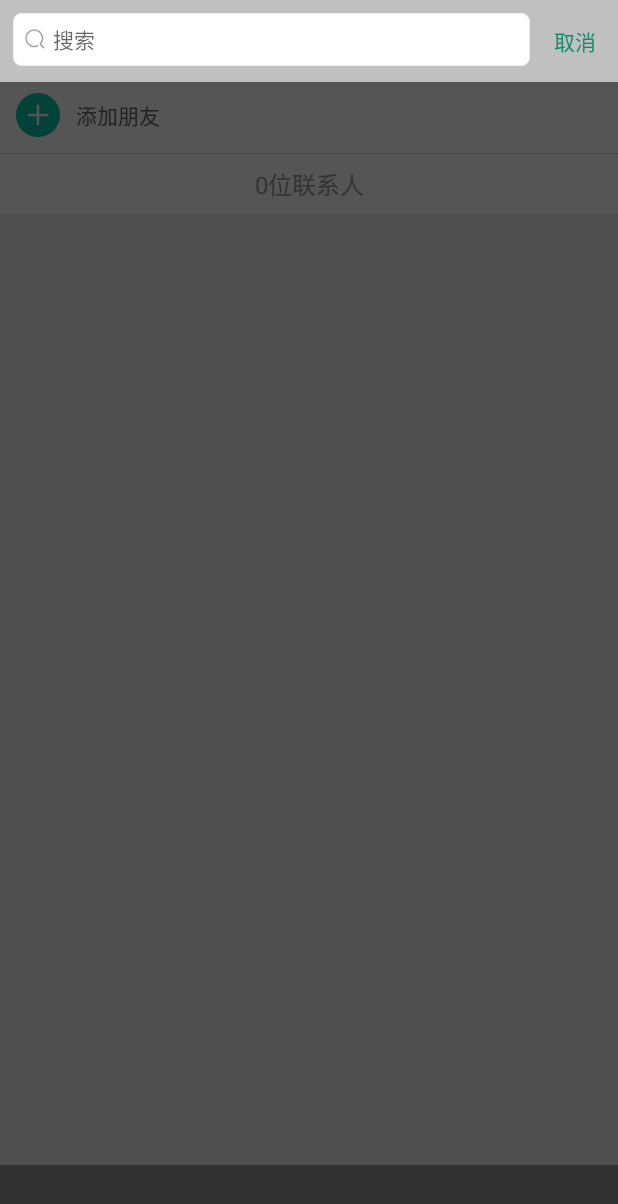
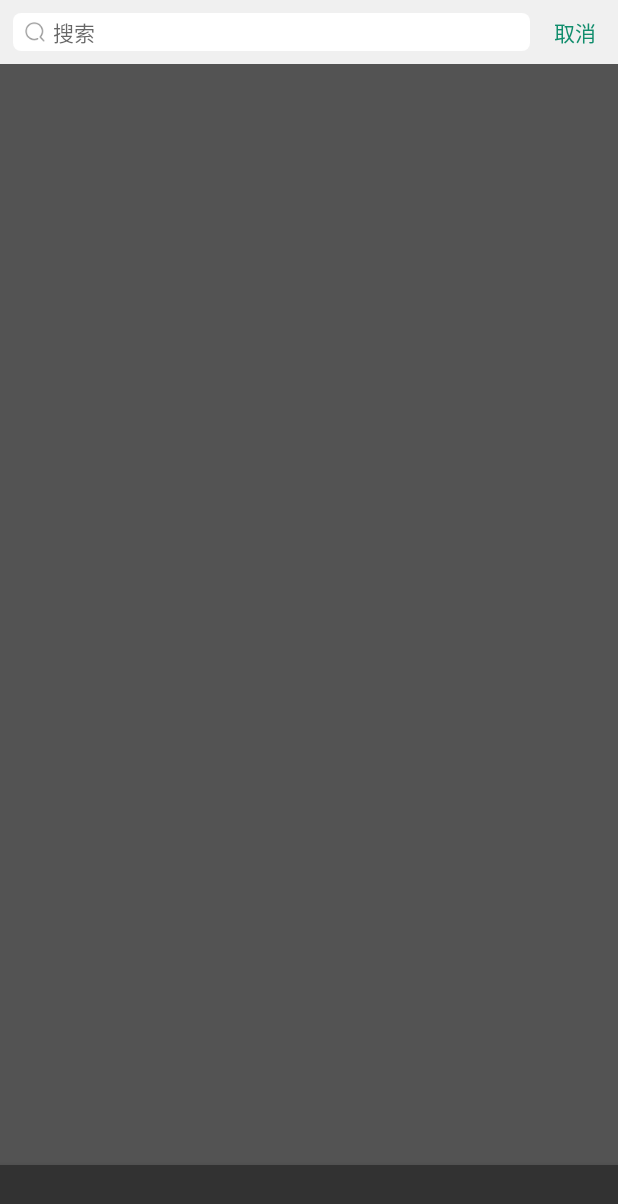
Before and after one commit to cfryan1990/WeTalk, an Android app: the MainTabActivty screen opened directly, with no data from a screen before it, after a tap on "搜索", on a phone screen of 412 x 824 dp. Shown: the top 1204 px of the screen. Run offline under Robolectric (Android 15) with nearby library versions, the phone set to English and light mode, and no system bars; 7 statements that could not run were skipped; 2 other taps on this screen came first.

Commit message:
contact search fix

```diff
--- a/app/src/main/java/com/cfryan/beyondchat/fragment/ContactFragment.java
+++ b/app/src/main/java/com/cfryan/beyondchat/fragment/ContactFragment.java
@@ -13,11 +13,15 @@ import android.view.LayoutInflater;
 import android.view.View;
 import android.view.ViewGroup;
 import android.view.ViewStub;
+import android.view.animation.Animation;
+import android.view.animation.TranslateAnimation;
 import android.widget.AdapterView;
+import android.widget.Button;
 import android.widget.FrameLayout;
 import android.widget.ImageView;
 import android.widget.LinearLayout;
 import android.widget.ListView;
+import android.widget.RelativeLayout;
 import android.widget.TextView;
 
 import com.cfryan.beyondchat.R;
@@ -30,8 +34,16 @@ import com.cfryan.beyondchat.ui.view.IndexBar;
 //import com.cfryan.beyondchat.activity.DetailInfoActivity;
 
 public class ContactFragment extends Fragment {
+    private View titleBar;
+    private View bottomTabBar;
+
+    private LinearLayout searchArea;
+
+    private Button searchCancelBtn;
+
     private TextView mFooterView;
     private ListView mContactList;
+    private ListView mSearchResultList;
     private IndexBar mIndexBar;
     private TextView mSelectLetterDialog;
     private ContactAdapter mContactAdapter;
@@ -58,31 +70,84 @@ public class ContactFragment extends Fragment {
     }
 
     @TargetApi(Build.VERSION_CODES.LOLLIPOP)
-    private void setStatusBarColor() {
-        getActivity().getWindow().setStatusBarColor(getResources().getColor(R.color.grey_deep));
+    private void setStatusBarColor(int color) {
+        getActivity().getWindow().setStatusBarColor(color);
+
 
     }
 
     public void initViews(View layout) {
-        mContactList = (ListView) layout.findViewById(R.id.lv_contact_listview);
+        titleBar = (View) getActivity().findViewById(R.id.ui_title_bar);
+        bottomTabBar = (View) getActivity().findViewById(R.id.rg_tab);
+
+        final FrameLayout view = (FrameLayout) layout.findViewById(R.id.fragment_layout);
+        searchArea = (LinearLayout) getActivity().findViewById(R.id.frame_search_area);
+        searchCancelBtn = (Button) getActivity().findViewById(R.id.btn_search_cancel);
+        mContactList = (ListView) layout.findViewById(R.id.lv_contact_list_view);
+        mSearchResultList = (ListView) getActivity().findViewById(R.id.lv_search_result);
+
+        final RelativeLayout relativeLayout = (RelativeLayout) getActivity().findViewById(R.id.layout_search);
+
 
         LayoutInflater inflater = LayoutInflater.from(getActivity());
 
         final View searchView = (View) inflater.inflate(R.layout.search_view, null);
 
-        final LinearLayout searchArea = (LinearLayout) layout.findViewById(R.id.frame_search_area);
+
         searchView.setOnClickListener(new View.OnClickListener() {
             @Override
             public void onClick(View v) {
-                View titleBar = (View) getActivity().findViewById(R.id.ui_title_bar);
-                titleBar.setVisibility(View.GONE);
-                View bottomTabBar = (View) getActivity().findViewById(R.id.rg_tab);
+                view.setVisibility(View.GONE);
+                searchArea.setVisibility(View.VISIBLE);
                 bottomTabBar.setVisibility(View.GONE);
+
+                Animation transTitle = new TranslateAnimation(0,0,0,-100);
+                transTitle.setDuration(300);
+                transTitle.setAnimationListener(new Animation.AnimationListener() {
+                    @Override
+                    public void onAnimationStart(Animation animation) {
+
+                    }
+
+                    @Override
+                    public void onAnimationEnd(Animation animation) {
+                        titleBar.setVisibility(View.GONE);
+                        if (Build.VERSION.SDK_INT >= Build.VERSION_CODES.LOLLIPOP) {
+                            setStatusBarColor(getResources().getColor(R.color.grey_deep));
+                        }
+
+                    }
+
+                    @Override
+                    public void onAnimationRepeat(Animation animation) {
+
+                    }
+                });
+                titleBar.startAnimation(transTitle);
+                searchArea.startAnimation(transTitle);
+
+
+
+
+//                Animation trans = new TranslateAnimation(0,0,0,-20);
+//                trans.setDuration(3000);
+//                searchView.setAnimation(trans);
+//                trans.startNow();
+
+
+            }
+        });
+
+        searchCancelBtn.setOnClickListener(new View.OnClickListener() {
+            @Override
+            public void onClick(View v) {
+                titleBar.setVisibility(View.VISIBLE);
+                bottomTabBar.setVisibility(View.VISIBLE);
+                searchArea.setVisibility(View.GONE);
+                view.setVisibility(View.VISIBLE);
                 if (Build.VERSION.SDK_INT >= Build.VERSION_CODES.LOLLIPOP) {
-                    setStatusBarColor();
+                    setStatusBarColor(getResources().getColor(R.color.ui_green));
                 }
-                mContactList.removeHeaderView(searchView);
-                searchArea.setVisibility(View.VISIBLE);
             }
         });
 
@@ -92,7 +157,6 @@ public class ContactFragment extends Fragment {
         newFriendTextView.setText("新朋友");
         ImageView newFriendImageView = (ImageView) newFriendView.findViewById(R.id.iv_contact_avatar);
         newFriendImageView.setImageResource(R.mipmap.ic_push_friends);
-
         //动态加载view，viewstub要使用inflate必须已经设置了layout
         ViewStub vsDividerLeft = (ViewStub) newFriendView.findViewById(R.id.viewstub_divider);
         vsDividerLeft.setLayoutResource(R.layout.divider_margin_left);
@@ -104,7 +168,6 @@ public class ContactFragment extends Fragment {
         addFriendTextView.setText("添加朋友");
         ImageView addFriendImageView = (ImageView) addFriendView.findViewById(R.id.iv_contact_avatar);
         addFriendImageView.setImageResource(R.mipmap.ic_add_friends);
-
         ViewStub vsDividerFull = (ViewStub) addFriendView.findViewById(R.id.viewstub_divider);
         vsDividerFull.setLayoutResource(R.layout.divider_full);
         vsDividerFull.inflate();
@@ -112,8 +175,6 @@ public class ContactFragment extends Fragment {
         mContactList.addHeaderView(searchView);
         mContactList.addHeaderView(newFriendView);
         mContactList.addHeaderView(addFriendView);
-
-//      mContactList.setFastScrollEnabled(true);
 
         mContactAdapter = new ContactAdapter(getActivity());
 
@@ -123,7 +184,7 @@ public class ContactFragment extends Fragment {
             index[i] = tmp[i].letter;
         }
 
-        FrameLayout view = (FrameLayout) layout.findViewById(R.id.fragment_layout);
+
         mIndexBar = new IndexBar(getActivity(), index);
         FrameLayout.LayoutParams layoutParams = new FrameLayout.LayoutParams(50, 30 * index.length);
         layoutParams.gravity = Gravity.CENTER | Gravity.END;
@@ -153,7 +214,7 @@ public class ContactFragment extends Fragment {
         mContactList.setAdapter(mContactAdapter);
 
 
-        mFilterEditText = (ClearEditText) layout.findViewById(R.id.filter_edit);
+        mFilterEditText = (ClearEditText) getActivity().findViewById(R.id.filter_edit);
         mFilterEditText.setShakeAnimation();
         // 根据输入框输入值的改变来过滤搜索
         mFilterEditText.addTextChangedListener(new TextWatcher() {
@@ -224,4 +285,6 @@ public class ContactFragment extends Fragment {
 //		Intent intent = new Intent(getActivity(), NewFriendsActivity.class);
 //		startActivity(intent);
 //	}
+
+
 }
--- a/app/src/main/java/com/cfryan/beyondchat/smack/SmackImpl.java
+++ b/app/src/main/java/com/cfryan/beyondchat/smack/SmackImpl.java
@@ -73,9 +73,9 @@ public class SmackImpl implements Smack {
 
     public SmackImpl(CoreService service) {
         String ServerHost = PreferenceUtils.getPrefString(service, PreferenceConstants.Server_IP,
-                PreferenceConstants.DEFAULT_SERVER_IP);// 默认的服务器IP
+                PreferenceConstants.MacBook_SERVER_IP);// 默认的服务器IP
         String ServerName = PreferenceUtils.getPrefString(service, PreferenceConstants.Server_Name,
-                PreferenceConstants.DEFAULT_SERVER_NAME);//默认的服务器名
+                PreferenceConstants.MacBook_SERVER_NAME);//默认的服务器名
         int port = PreferenceUtils.getPrefInt(service, PreferenceConstants.PORT,
                 PreferenceConstants.DEFAULT_PORT_INT);// 端口号，也是留给用户手动设置的
 
--- a/app/src/main/res/drawable/shape_high_rounded.xml
+++ b/app/src/main/res/drawable/shape_high_rounded.xml
@@ -8,9 +8,6 @@
         android:endColor="@android:color/white"
         android:startColor="@android:color/white" />
 
-    <stroke
-        android:width="0.5dp"
-        android:color="@color/grey_main" />
 
     <corners
         android:bottomLeftRadius="5dp"
--- a/app/src/main/res/layout/activity_main_tab.xml
+++ b/app/src/main/res/layout/activity_main_tab.xml
@@ -22,6 +22,58 @@
             android:layout_width="match_parent"
             android:layout_height="0dp"
             android:layout_weight="1" />
+
+
+        <LinearLayout
+            android:id="@+id/frame_search_area"
+            android:layout_width="match_parent"
+            android:layout_height="match_parent"
+            android:background="#AA000000"
+            android:visibility="gone"
+            android:animateLayoutChanges="true"
+            android:orientation="vertical">
+
+            <RelativeLayout
+                android:id="@+id/layout_search"
+                android:layout_width="match_parent"
+                android:layout_height="wrap_content"
+                android:background="@color/grey_main"
+                android:padding="3dp">
+
+                <Button
+                    android:id="@+id/btn_search_cancel"
+                    android:layout_width="50dp"
+                    android:layout_height="25dp"
+                    android:layout_alignParentRight="true"
+                    android:background="@color/transparent"
+                    android:layout_centerVertical="true"
+                    android:text="取消"
+                    android:textColor="@color/ui_deep_green" />
+
+                <com.cfryan.beyondchat.ui.view.ClearEditText
+                    android:id="@+id/filter_edit"
+                    android:layout_width="match_parent"
+                    android:layout_height="25dp"
+                    android:layout_margin="5dp"
+                    android:layout_toLeftOf="@id/btn_search_cancel"
+                    android:background="@drawable/shape_high_rounded"
+                    android:drawableLeft="@mipmap/icon_search"
+                    android:layout_centerVertical="true"
+                    android:drawablePadding="5dp"
+                    android:hint="搜索"
+                    android:paddingLeft="8dp"
+                    android:paddingRight="8dp"
+                    android:singleLine="true"
+                    android:textSize="14.0dp" />
+            </RelativeLayout>
+
+            <ListView
+                android:id="@+id/lv_search_result"
+                android:layout_width="match_parent"
+                android:layout_height="match_parent">
+
+            </ListView>
+        </LinearLayout>
 
         <View
             style="@style/divider_basic"
--- a/app/src/main/res/layout/fragment_contact.xml
+++ b/app/src/main/res/layout/fragment_contact.xml
@@ -7,10 +7,11 @@
     <FrameLayout
         android:id="@+id/fragment_layout"
         android:layout_width="match_parent"
-        android:layout_height="match_parent">
+        android:layout_height="match_parent"
+        android:animateLayoutChanges="true">
 
         <com.cfryan.beyondchat.ui.view.PinnedSectionListView
-            android:id="@+id/lv_contact_listview"
+            android:id="@+id/lv_contact_list_view"
             android:layout_width="match_parent"
             android:layout_height="wrap_content"
             android:divider="@null"
@@ -19,50 +20,5 @@
 
     </FrameLayout>
 
-    <LinearLayout
-        android:id="@+id/frame_search_area"
-        android:layout_width="match_parent"
-        android:layout_height="match_parent"
-        android:background="#AA000000"
-        android:visibility="gone"
-        android:orientation="vertical">
-
-        <RelativeLayout
-            android:layout_width="match_parent"
-            android:layout_height="wrap_content"
-            android:background="@color/grey_deep"
-            android:padding="3dp">
-
-            <Button
-                android:id="@+id/btn_search_cancel"
-                android:layout_width="50dp"
-                android:layout_height="wrap_content"
-                android:layout_alignParentRight="true"
-                android:background="@color/transparent"
-                android:text="取消"
-                android:textColor="@color/ui_deep_green" />
-
-            <com.cfryan.beyondchat.ui.view.ClearEditText
-                android:id="@+id/filter_edit"
-                android:layout_width="match_parent"
-                android:layout_height="35dp"
-                android:layout_margin="5dp"
-                android:layout_toLeftOf="@id/btn_search_cancel"
-                android:background="@drawable/shape_high_rounded"
-                android:drawableLeft="@mipmap/icon_search"
-                android:drawablePadding="5dp"
-                android:hint="搜索"
-                android:paddingLeft="8dp"
-                android:paddingRight="8dp"
-                android:singleLine="true"
-                android:textSize="14.0dp" />
-        </RelativeLayout>
-
-        <ListView
-            android:layout_width="match_parent"
-            android:layout_height="match_parent">
-
-        </ListView>
-    </LinearLayout>
 
 </RelativeLayout>
```
